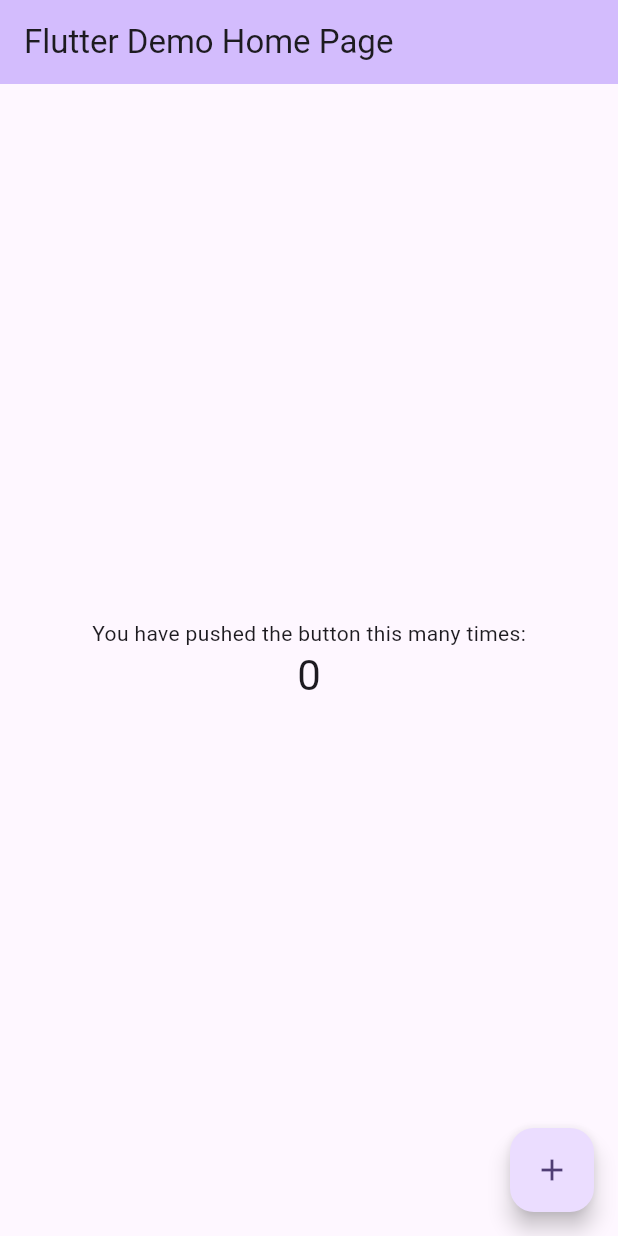
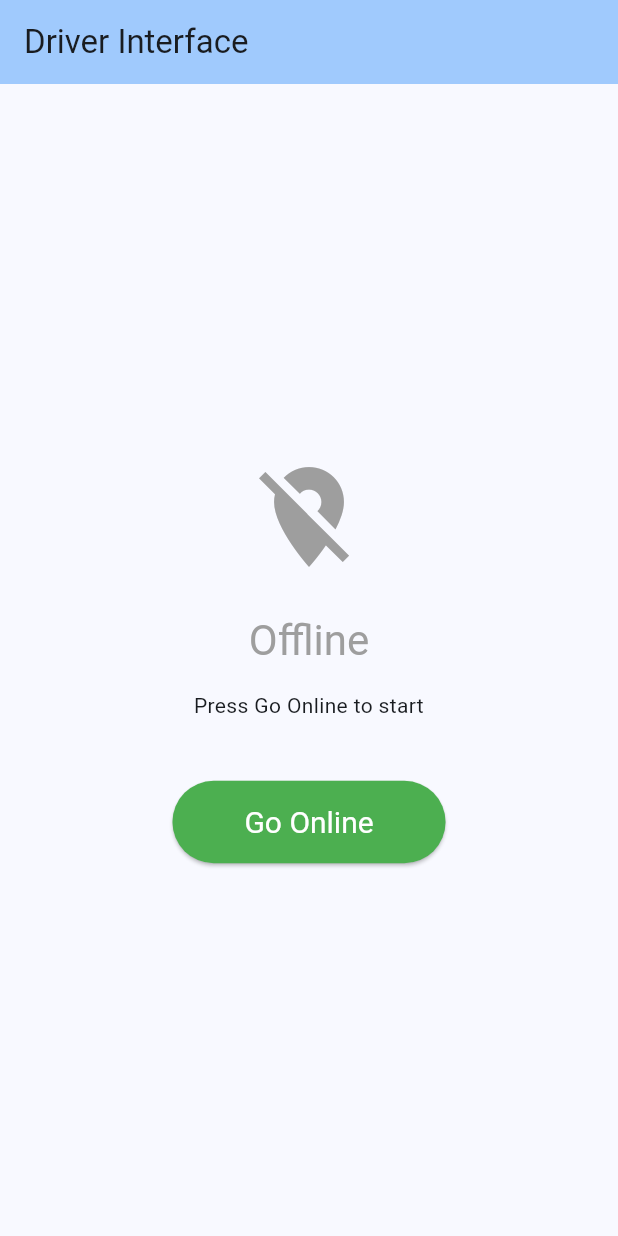
Before and after one commit to RC-inventrix/busko-mobile, a Flutter app: the screen it shows after launch, on a phone screen of 412 x 824 dp. Run offline on Flutter 3.47's test engine with Material 3 defaults, Android fonts, the phone set to English and light mode, and no system bars; our stand-ins replace geolocator; missing offline and left inert: stomp_dart_client.

Commit message:
Add Driver Interface screen with GPS tracking and STOMP WebSocket integration
Co-authored-by: RC-inventrix <173294083+RC-inventrix@users.noreply.github.com>
Agent-Logs-Url: https://github.com/RC-inventrix/busko-mobile/sessions/1bf3be11-8f50-4268-a1d5-2b1f6342695e

```diff
--- a/lib/main.dart
+++ b/lib/main.dart
@@ -1,122 +1,216 @@
+import 'dart:async';
+import 'dart:convert';
+
 import 'package:flutter/material.dart';
+import 'package:geolocator/geolocator.dart';
+import 'package:stomp_dart_client/stomp_dart_client.dart';
 
 void main() {
-  runApp(const MyApp());
+  runApp(const DriverApp());
 }
 
-class MyApp extends StatelessWidget {
-  const MyApp({super.key});
+class DriverApp extends StatelessWidget {
+  const DriverApp({super.key});
 
-  // This widget is the root of your application.
   @override
   Widget build(BuildContext context) {
     return MaterialApp(
-      title: 'Flutter Demo',
+      title: 'Busko Driver',
       theme: ThemeData(
-        // This is the theme of your application.
-        //
-        // TRY THIS: Try running your application with "flutter run". You'll see
-        // the application has a purple toolbar. Then, without quitting the app,
-        // try changing the seedColor in the colorScheme below to Colors.green
-        // and then invoke "hot reload" (save your changes or press the "hot
-        // reload" button in a Flutter-supported IDE, or press "r" if you used
-        // the command line to start the app).
-        //
-        // Notice that the counter didn't reset back to zero; the application
-        // state is not lost during the reload. To reset the state, use hot
-        // restart instead.
-        //
-        // This works for code too, not just values: Most code changes can be
-        // tested with just a hot reload.
-        colorScheme: .fromSeed(seedColor: Colors.deepPurple),
+        colorScheme: ColorScheme.fromSeed(seedColor: Colors.blue),
+        useMaterial3: true,
       ),
-      home: const MyHomePage(title: 'Flutter Demo Home Page'),
+      home: const DriverScreen(),
     );
   }
 }
 
-class MyHomePage extends StatefulWidget {
-  const MyHomePage({super.key, required this.title});
-
-  // This widget is the home page of your application. It is stateful, meaning
-  // that it has a State object (defined below) that contains fields that affect
-  // how it looks.
-
-  // This class is the configuration for the state. It holds the values (in this
-  // case the title) provided by the parent (in this case the App widget) and
-  // used by the build method of the State. Fields in a Widget subclass are
-  // always marked "final".
-
-  final String title;
+class DriverScreen extends StatefulWidget {
+  const DriverScreen({super.key});
 
   @override
-  State<MyHomePage> createState() => _MyHomePageState();
+  State<DriverScreen> createState() => _DriverScreenState();
 }
 
-class _MyHomePageState extends State<MyHomePage> {
-  int _counter = 0;
+class _DriverScreenState extends State<DriverScreen> {
+  bool _isOnline = false;
+  String _statusMessage = 'Press Go Online to start';
+  StompClient? _stompClient;
+  StreamSubscription<Position>? _positionSubscription;
 
-  void _incrementCounter() {
+  @override
+  void dispose() {
+    _goOffline();
+    super.dispose();
+  }
+
+  Future<void> _goOnline() async {
+    LocationPermission permission = await Geolocator.checkPermission();
+    if (permission == LocationPermission.denied) {
+      permission = await Geolocator.requestPermission();
+      if (permission == LocationPermission.denied) {
+        setState(() {
+          _statusMessage = 'Location permission denied';
+        });
+        return;
+      }
+    }
+
+    if (permission == LocationPermission.deniedForever) {
+      setState(() {
+        _statusMessage = 'Location permission permanently denied';
+      });
+      return;
+    }
+
     setState(() {
-      // This call to setState tells the Flutter framework that something has
-      // changed in this State, which causes it to rerun the build method below
-      // so that the display can reflect the updated values. If we changed
-      // _counter without calling setState(), then the build method would not be
-      // called again, and so nothing would appear to happen.
-      _counter++;
+      _isOnline = true;
+      _statusMessage = 'Connecting to server...';
     });
+
+    _stompClient = StompClient(
+      config: StompConfig(
+        url: 'ws://10.0.2.2:8080/ws',
+        onConnect: _onStompConnect,
+        onWebSocketError: (dynamic error) {
+          if (mounted) {
+            setState(() {
+              _statusMessage = 'WebSocket error: $error';
+            });
+          }
+        },
+        onDisconnect: (frame) {
+          if (mounted) {
+            setState(() {
+              _statusMessage = 'Disconnected from server';
+            });
+          }
+        },
+        onStompError: (frame) {
+          if (mounted) {
+            setState(() {
+              _statusMessage = 'STOMP error: ${frame.body}';
+            });
+          }
+        },
+      ),
+    );
+    _stompClient!.activate();
+  }
+
+  void _onStompConnect(StompFrame frame) {
+    if (!mounted) return;
+    setState(() {
+      _statusMessage = 'Connected. Waiting for GPS...';
+    });
+
+    const locationSettings = LocationSettings(
+      accuracy: LocationAccuracy.high,
+      distanceFilter: 0,
+    );
+
+    _positionSubscription = Geolocator.getPositionStream(
+      locationSettings: locationSettings,
+    ).listen(
+      (Position position) {
+        final payload = jsonEncode({
+          'lat': position.latitude,
+          'lng': position.longitude,
+        });
+
+        _stompClient?.send(
+          destination: '/app/driver/update',
+          body: payload,
+        );
+
+        if (mounted) {
+          setState(() {
+            _statusMessage =
+                'lat=${position.latitude.toStringAsFixed(5)}, '
+                'lng=${position.longitude.toStringAsFixed(5)}';
+          });
+        }
+      },
+      onError: (dynamic error) {
+        if (mounted) {
+          setState(() {
+            _statusMessage = 'GPS error: $error';
+          });
+        }
+      },
+    );
+  }
+
+  void _goOffline() {
+    _positionSubscription?.cancel();
+    _positionSubscription = null;
+    _stompClient?.deactivate();
+    _stompClient = null;
+    if (mounted) {
+      setState(() {
+        _isOnline = false;
+        _statusMessage = 'Press Go Online to start';
+      });
+    }
+  }
+
+  void _toggleOnlineStatus() {
+    if (_isOnline) {
+      _goOffline();
+    } else {
+      _goOnline();
+    }
   }
 
   @override
   Widget build(BuildContext context) {
-    // This method is rerun every time setState is called, for instance as done
-    // by the _incrementCounter method above.
-    //
-    // The Flutter framework has been optimized to make rerunning build methods
-    // fast, so that you can just rebuild anything that needs updating rather
-    // than having to individually change instances of widgets.
     return Scaffold(
       appBar: AppBar(
-        // TRY THIS: Try changing the color here to a specific color (to
-        // Colors.amber, perhaps?) and trigger a hot reload to see the AppBar
-        // change color while the other colors stay the same.
         backgroundColor: Theme.of(context).colorScheme.inversePrimary,
-        // Here we take the value from the MyHomePage object that was created by
-        // the App.build method, and use it to set our appbar title.
-        title: Text(widget.title),
+        title: const Text('Driver Interface'),
       ),
       body: Center(
-        // Center is a layout widget. It takes a single child and positions it
-        // in the middle of the parent.
         child: Column(
-          // Column is also a layout widget. It takes a list of children and
-          // arranges them vertically. By default, it sizes itself to fit its
-          // children horizontally, and tries to be as tall as its parent.
-          //
-          // Column has various properties to control how it sizes itself and
-          // how it positions its children. Here we use mainAxisAlignment to
-          // center the children vertically; the main axis here is the vertical
-          // axis because Columns are vertical (the cross axis would be
-          // horizontal).
-          //
-          // TRY THIS: Invoke "debug painting" (choose the "Toggle Debug Paint"
-          // action in the IDE, or press "p" in the console), to see the
-          // wireframe for each widget.
-          mainAxisAlignment: .center,
+          mainAxisAlignment: MainAxisAlignment.center,
           children: [
-            const Text('You have pushed the button this many times:'),
+            Icon(
+              _isOnline ? Icons.location_on : Icons.location_off,
+              size: 80,
+              color: _isOnline ? Colors.green : Colors.grey,
+            ),
+            const SizedBox(height: 24),
             Text(
-              '$_counter',
-              style: Theme.of(context).textTheme.headlineMedium,
+              _isOnline ? 'Online' : 'Offline',
+              style: Theme.of(context).textTheme.headlineMedium?.copyWith(
+                    color: _isOnline ? Colors.green : Colors.grey,
+                  ),
+            ),
+            const SizedBox(height: 16),
+            Padding(
+              padding: const EdgeInsets.symmetric(horizontal: 32),
+              child: Text(
+                _statusMessage,
+                textAlign: TextAlign.center,
+                style: Theme.of(context).textTheme.bodyMedium,
+              ),
+            ),
+            const SizedBox(height: 40),
+            ElevatedButton(
+              onPressed: _toggleOnlineStatus,
+              style: ElevatedButton.styleFrom(
+                backgroundColor: _isOnline ? Colors.red : Colors.green,
+                foregroundColor: Colors.white,
+                padding: const EdgeInsets.symmetric(
+                  horizontal: 48,
+                  vertical: 16,
+                ),
+                textStyle: const TextStyle(fontSize: 20),
+              ),
+              child: Text(_isOnline ? 'Go Offline' : 'Go Online'),
             ),
           ],
         ),
       ),
-      floatingActionButton: FloatingActionButton(
-        onPressed: _incrementCounter,
-        tooltip: 'Increment',
-        child: const Icon(Icons.add),
-      ),
     );
   }
 }
--- a/pubspec.yaml
+++ b/pubspec.yaml
@@ -35,6 +35,7 @@ dependencies:
   # Use with the CupertinoIcons class for iOS style icons.
   cupertino_icons: ^1.0.8
   geolocator: ^14.0.2
+  stomp_dart_client: ^3.0.1
 
 dev_dependencies:
   flutter_test:
```
Also changed, not shown: pubspec.lock, 2 other files.
